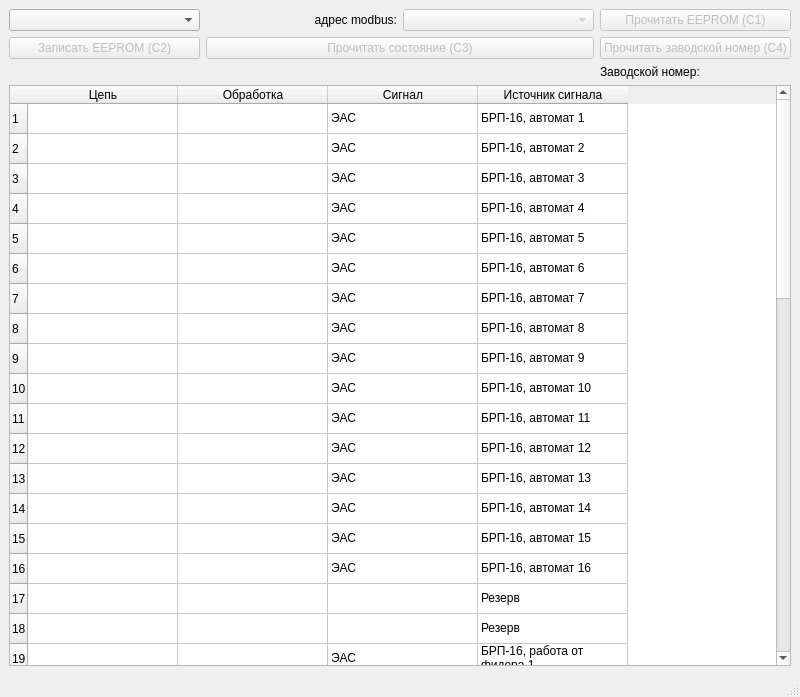
Above: mainwindow.ui from an7759anan/tdo50-monitor-qt before the change. Below: the same form after it.
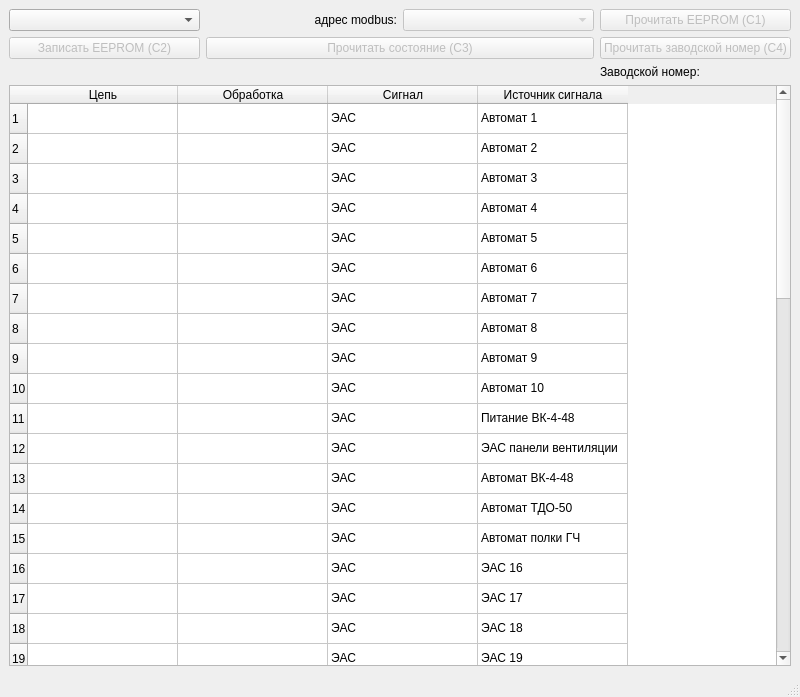
That is the form after the change. Icons and pictures are not drawn.

What changed in the file:
```diff
--- a/mainwindow.ui
+++ b/mainwindow.ui
@@ -414,7 +414,7 @@
       </item>
       <item row="0" column="3">
        <property name="text">
-        <string>БРП-16, автомат 1</string>
+        <string>Автомат 1</string>
        </property>
       </item>
       <item row="1" column="2">
@@ -424,7 +424,7 @@
       </item>
       <item row="1" column="3">
        <property name="text">
-        <string>БРП-16, автомат 2</string>
+        <string>Автомат 2</string>
        </property>
       </item>
       <item row="2" column="2">
@@ -434,7 +434,7 @@
       </item>
       <item row="2" column="3">
        <property name="text">
-        <string>БРП-16, автомат 3</string>
+        <string>Автомат 3</string>
        </property>
       </item>
       <item row="3" column="2">
@@ -444,7 +444,7 @@
       </item>
       <item row="3" column="3">
        <property name="text">
-        <string>БРП-16, автомат 4</string>
+        <string>Автомат 4</string>
        </property>
       </item>
       <item row="4" column="2">
@@ -454,7 +454,7 @@
       </item>
       <item row="4" column="3">
        <property name="text">
-        <string>БРП-16, автомат 5</string>
+        <string>Автомат 5</string>
        </property>
       </item>
       <item row="5" column="2">
@@ -464,7 +464,7 @@
       </item>
       <item row="5" column="3">
        <property name="text">
-        <string>БРП-16, автомат 6</string>
+        <string>Автомат 6</string>
        </property>
       </item>
       <item row="6" column="2">
@@ -474,7 +474,7 @@
       </item>
       <item row="6" column="3">
        <property name="text">
-        <string>БРП-16, автомат 7</string>
+        <string>Автомат 7</string>
        </property>
       </item>
       <item row="7" column="2">
@@ -484,7 +484,7 @@
       </item>
       <item row="7" column="3">
        <property name="text">
-        <string>БРП-16, автомат 8</string>
+        <string>Автомат 8</string>
        </property>
       </item>
       <item row="8" column="2">
@@ -494,7 +494,7 @@
       </item>
       <item row="8" column="3">
        <property name="text">
-        <string>БРП-16, автомат 9</string>
+        <string>Автомат 9</string>
        </property>
       </item>
       <item row="9" column="2">
@@ -504,7 +504,7 @@
       </item>
       <item row="9" column="3">
        <property name="text">
-        <string>БРП-16, автомат 10</string>
+        <string>Автомат 10</string>
        </property>
       </item>
       <item row="10" column="2">
@@ -514,7 +514,7 @@
       </item>
       <item row="10" column="3">
        <property name="text">
-        <string>БРП-16, автомат 11</string>
+        <string>Питание ВК-4-48</string>
        </property>
       </item>
       <item row="11" column="2">
@@ -524,7 +524,7 @@
       </item>
       <item row="11" column="3">
        <property name="text">
-        <string>БРП-16, автомат 12</string>
+        <string>ЭАС панели вентиляции</string>
        </property>
       </item>
       <item row="12" column="2">
@@ -534,7 +534,7 @@
       </item>
       <item row="12" column="3">
        <property name="text">
-        <string>БРП-16, автомат 13</string>
+        <string>Автомат ВК-4-48</string>
        </property>
       </item>
       <item row="13" column="2">
@@ -544,7 +544,7 @@
       </item>
       <item row="13" column="3">
        <property name="text">
-        <string>БРП-16, автомат 14</string>
+        <string>Автомат ТДО-50</string>
        </property>
       </item>
       <item row="14" column="2">
@@ -554,7 +554,7 @@
       </item>
       <item row="14" column="3">
        <property name="text">
-        <string>БРП-16, автомат 15</string>
+        <string>Автомат полки ГЧ</string>
        </property>
       </item>
       <item row="15" column="2">
@@ -564,27 +564,27 @@
       </item>
       <item row="15" column="3">
        <property name="text">
-        <string>БРП-16, автомат 16</string>
+        <string>ЭАС 16</string>
        </property>
       </item>
       <item row="16" column="2">
        <property name="text">
-        <string/>
+        <string>ЭАС</string>
        </property>
       </item>
       <item row="16" column="3">
        <property name="text">
-        <string>Резерв</string>
+        <string>ЭАС 17</string>
        </property>
       </item>
       <item row="17" column="2">
        <property name="text">
-        <string/>
+        <string>ЭАС</string>
        </property>
       </item>
       <item row="17" column="3">
        <property name="text">
-        <string>Резерв</string>
+        <string>ЭАС 18</string>
        </property>
       </item>
       <item row="18" column="2">
@@ -594,7 +594,7 @@
       </item>
       <item row="18" column="3">
        <property name="text">
-        <string>БРП-16, работа от фидера 1</string>
+        <string>ЭАС 19</string>
        </property>
       </item>
       <item row="19" column="2">
@@ -604,7 +604,7 @@
       </item>
       <item row="19" column="3">
        <property name="text">
-        <string>БРП-16, работа от фидера 2</string>
+        <string>ЭАС 20</string>
        </property>
       </item>
       <item row="20" column="2">
@@ -614,7 +614,7 @@
       </item>
       <item row="20" column="3">
        <property name="text">
-        <string>БРП-16, авария фидера 1</string>
+        <string>ЭАС 21</string>
        </property>
       </item>
       <item row="21" column="2">
@@ -624,7 +624,7 @@
       </item>
       <item row="21" column="3">
        <property name="text">
-        <string>БРП-16, авария фидера 2</string>
+        <string>ЭАС 22</string>
        </property>
       </item>
       <item row="22" column="2">
@@ -634,7 +634,7 @@
       </item>
       <item row="22" column="3">
        <property name="text">
-        <string>ПМ-60 1</string>
+        <string>ЭАС 23</string>
        </property>
       </item>
       <item row="23" column="2">
@@ -644,7 +644,7 @@
       </item>
       <item row="23" column="3">
        <property name="text">
-        <string>ПМ-60 2</string>
+        <string>ЭАС 24</string>
        </property>
       </item>
       <item row="24" column="2">
@@ -654,7 +654,7 @@
       </item>
       <item row="24" column="3">
        <property name="text">
-        <string>УАК-60 1</string>
+        <string>ЭАС 25</string>
        </property>
       </item>
       <item row="25" column="2">
@@ -664,7 +664,7 @@
       </item>
       <item row="25" column="3">
        <property name="text">
-        <string>УАК-60 </string>
+        <string>ЭАС 26</string>
        </property>
       </item>
       <item row="26" column="2">
@@ -674,7 +674,7 @@
       </item>
       <item row="26" column="3">
        <property name="text">
-        <string>ПКС-02А</string>
+        <string>ЭАС 27</string>
        </property>
       </item>
       <item row="27" column="2">
@@ -684,7 +684,7 @@
       </item>
       <item row="27" column="3">
        <property name="text">
-        <string>ПКС-02Б</string>
+        <string>ЭАС 28</string>
        </property>
       </item>
       <item row="28" column="2">
@@ -694,7 +694,7 @@
       </item>
       <item row="28" column="3">
        <property name="text">
-        <string>М490М 1</string>
+        <string>ЭАС 29</string>
        </property>
       </item>
       <item row="29" column="2">
@@ -704,7 +704,7 @@
       </item>
       <item row="29" column="3">
        <property name="text">
-        <string>М490М 2</string>
+        <string>ЭАС 30</string>
        </property>
       </item>
       <item row="30" column="2">
@@ -714,7 +714,7 @@
       </item>
       <item row="30" column="3">
        <property name="text">
-        <string>М490М 3</string>
+        <string>ЭАС 31</string>
        </property>
       </item>
       <item row="31" column="2">
@@ -724,7 +724,7 @@
       </item>
       <item row="31" column="3">
        <property name="text">
-        <string>М490М 4</string>
+        <string>ЭАС 32</string>
        </property>
       </item>
       <item row="32" column="2">
@@ -734,7 +734,7 @@
       </item>
       <item row="32" column="3">
        <property name="text">
-        <string>М490М 1</string>
+        <string>НСД 33</string>
        </property>
       </item>
       <item row="33" column="2">
@@ -744,7 +744,7 @@
       </item>
       <item row="33" column="3">
        <property name="text">
-        <string>М490М 2</string>
+        <string>НСД 34</string>
        </property>
       </item>
       <item row="34" column="2">
@@ -754,7 +754,7 @@
       </item>
       <item row="34" column="3">
        <property name="text">
-        <string>М490М 3</string>
+        <string>НСД 35</string>
        </property>
       </item>
       <item row="35" column="2">
@@ -764,7 +764,7 @@
       </item>
       <item row="35" column="3">
        <property name="text">
-        <string>М490М 4</string>
+        <string>НСД 36</string>
        </property>
       </item>
       <item row="36" column="2">
@@ -774,7 +774,7 @@
       </item>
       <item row="36" column="3">
        <property name="text">
-        <string>Шкаф</string>
+        <string>НСД 37</string>
        </property>
       </item>
       <item row="37" column="2">
@@ -784,127 +784,127 @@
       </item>
       <item row="37" column="3">
        <property name="text">
-        <string>Внешний кросс</string>
+        <string>НСД 38</string>
        </property>
       </item>
       <item row="38" column="2">
        <property name="text">
-        <string>ЭАС</string>
+        <string>НСД</string>
        </property>
       </item>
       <item row="38" column="3">
        <property name="text">
-        <string>Панель вентиляции</string>
+        <string>НСД 39</string>
        </property>
       </item>
       <item row="39" column="2">
        <property name="text">
-        <string>ЭАС</string>
+        <string>НСД</string>
        </property>
       </item>
       <item row="39" column="3">
        <property name="text">
-        <string>ЭПУ 1(Пропадание внешнего питания)</string>
+        <string>НСД 40</string>
        </property>
       </item>
       <item row="40" column="2">
        <property name="text">
-        <string>ЭАС</string>
+        <string>НСД</string>
        </property>
       </item>
       <item row="40" column="3">
        <property name="text">
-        <string>ЭПУ 2(общая авария)</string>
+        <string>НСД 41</string>
        </property>
       </item>
       <item row="41" column="2">
        <property name="text">
-        <string>ЭАС</string>
+        <string>НСД</string>
        </property>
       </item>
       <item row="41" column="3">
        <property name="text">
-        <string>ГШ-ВЧ(общая авария)</string>
+        <string>НСД 42</string>
        </property>
       </item>
       <item row="42" column="2">
        <property name="text">
-        <string>ЭАС</string>
+        <string>НСД</string>
        </property>
       </item>
       <item row="42" column="3">
        <property name="text">
-        <string>ГШ-НЧ(общая авария)</string>
+        <string>НСД 43</string>
        </property>
       </item>
       <item row="43" column="2">
        <property name="text">
-        <string/>
+        <string>НСД</string>
        </property>
       </item>
       <item row="43" column="3">
        <property name="text">
-        <string>Резерв</string>
+        <string>НСД 44</string>
        </property>
       </item>
       <item row="44" column="2">
        <property name="text">
-        <string/>
+        <string>НСД</string>
        </property>
       </item>
       <item row="44" column="3">
        <property name="text">
-        <string>Резерв</string>
+        <string>НСД 45</string>
        </property>
       </item>
       <item row="45" column="2">
        <property name="text">
-        <string/>
+        <string>НСД</string>
        </property>
       </item>
       <item row="45" column="3">
        <property name="text">
-        <string>Резерв</string>
+        <string>НСД 46</string>
        </property>
       </item>
       <item row="46" column="2">
        <property name="text">
-        <string/>
+        <string>НСД</string>
        </property>
       </item>
       <item row="46" column="3">
        <property name="text">
-        <string>Резерв</string>
+        <string>НСД 47</string>
        </property>
       </item>
       <item row="47" column="2">
        <property name="text">
-        <string/>
+        <string>НСД</string>
        </property>
       </item>
       <item row="47" column="3">
        <property name="text">
-        <string>Резерв</string>
+        <string>НСД 48</string>
        </property>
       </item>
       <item row="48" column="2">
        <property name="text">
-        <string/>
+        <string>НСД</string>
        </property>
       </item>
       <item row="48" column="3">
        <property name="text">
-        <string>Резерв</string>
+        <string>НСД 49</string>
        </property>
       </item>
       <item row="49" column="2">
        <property name="text">
-        <string/>
+        <string>НСД</string>
        </property>
       </item>
       <item row="49" column="3">
        <property name="text">
-        <string>Резерв</string>
+        <string>НСД шкафа</string>
        </property>
       </item>
      </widget>
```
